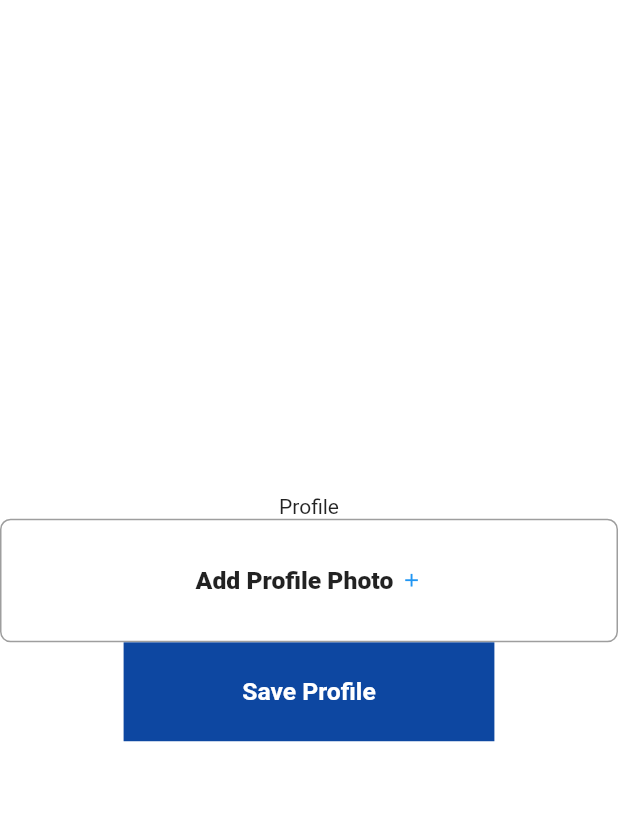
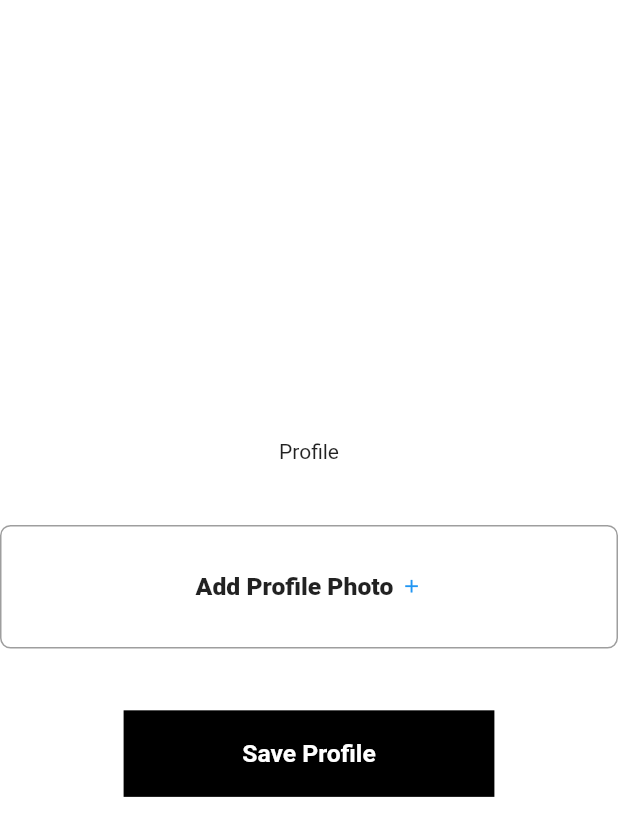
Before and after one commit to MuzavaziTawa/yatek, a Flutter app: the Profile screen opened directly, on a phone screen of 412 x 824 dp. Shown: the top 836 px of the screen. Run offline on Flutter 3.47's test engine with Material 2 defaults, Android fonts, the phone set to English and light mode, and no system bars; our stand-ins replace file_picker, firebase_auth, firebase_core, fl_chart; accounts and stored records are empty.

Commit message:
Yatek First Commit

```diff
--- a/lib/screens/profile.dart
+++ b/lib/screens/profile.dart
@@ -3,6 +3,7 @@ import 'dart:io';
 import 'package:file_picker/file_picker.dart';
 import 'package:flutter/material.dart';
 import 'package:yatek/screens/progress.dart';
+import 'package:yatek/widgets/login_padding.dart';
 
 class Profile extends StatefulWidget {
   const Profile({Key? key}) : super(key: key);
@@ -22,7 +23,7 @@ class _ProfileState extends State<Profile> {
     );
     if (result != null) {
       setState(() {
-        filepath = result.files.single.name;
+        filepath = result.files.single.path!;
       });
     }
   }
@@ -54,8 +55,13 @@ class _ProfileState extends State<Profile> {
         child: Scaffold(
             backgroundColor: Colors.white,
             resizeToAvoidBottomInset: true,
-      body: Column(mainAxisAlignment: MainAxisAlignment.center, children: [
+            body: SizedBox(
+              width: screenWidth,
+              child: Column(
+                  mainAxisAlignment: MainAxisAlignment.center,
+                  children: [
                     const Text("Profile"),
+                    returnPadding(context),
                     GestureDetector(
                       onTap: () => onPickImage(),
                       child: AnimatedContainer(
@@ -126,14 +132,15 @@ class _ProfileState extends State<Profile> {
                               ),
                       ),
                     ),
+                    returnPadding(context),
                     InkWell(
                         onTap: () {
                           onSaveProfile();
                         },
                         child: Container(
                           width: screenWidth * 0.6,
-              height: screenHeight * 0.08,
-              color: Colors.blue[900],
+                          height: screenHeight * 0.07,
+                          color: Colors.black,
                           alignment: Alignment.center,
                           child: Text(
                             "Save Profile",
@@ -144,6 +151,6 @@ class _ProfileState extends State<Profile> {
                           ),
                         ))
                   ]),
-    ));
+            )));
   }
 }
--- a/lib/widgets/login_fields.dart
+++ b/lib/widgets/login_fields.dart
@@ -17,8 +17,6 @@ Widget emailField(context, controller) {
     child: TextFormField(
       textAlign: TextAlign.center,
       keyboardType: TextInputType.emailAddress,
-      obscureText: true,
-      obscuringCharacter: "*",
       controller: controller,
       cursorWidth: 1,
       maxLength: 200,
--- a/lib/widgets/logo.dart
+++ b/lib/widgets/logo.dart
@@ -5,5 +5,5 @@ returnLogo(context) {
   double screenHeight = MediaQuery.of(context).size.height;
 
   return Image.asset("assets/yatek_logo.png",
-      fit: BoxFit.cover, height: screenHeight * 0.1, width: screenWidth * 0.7);
+      fit: BoxFit.cover, height: screenHeight * 0.08, width: screenWidth * 0.5);
 }
```
Also changed, not shown: lib/main.dart (+9 -2 lines), lib/screens/login.dart (+15 -11 lines), pubspec.yaml (+5 -2 lines), pubspec.lock. Lines whose indentation alone changed are shown as unchanged.
